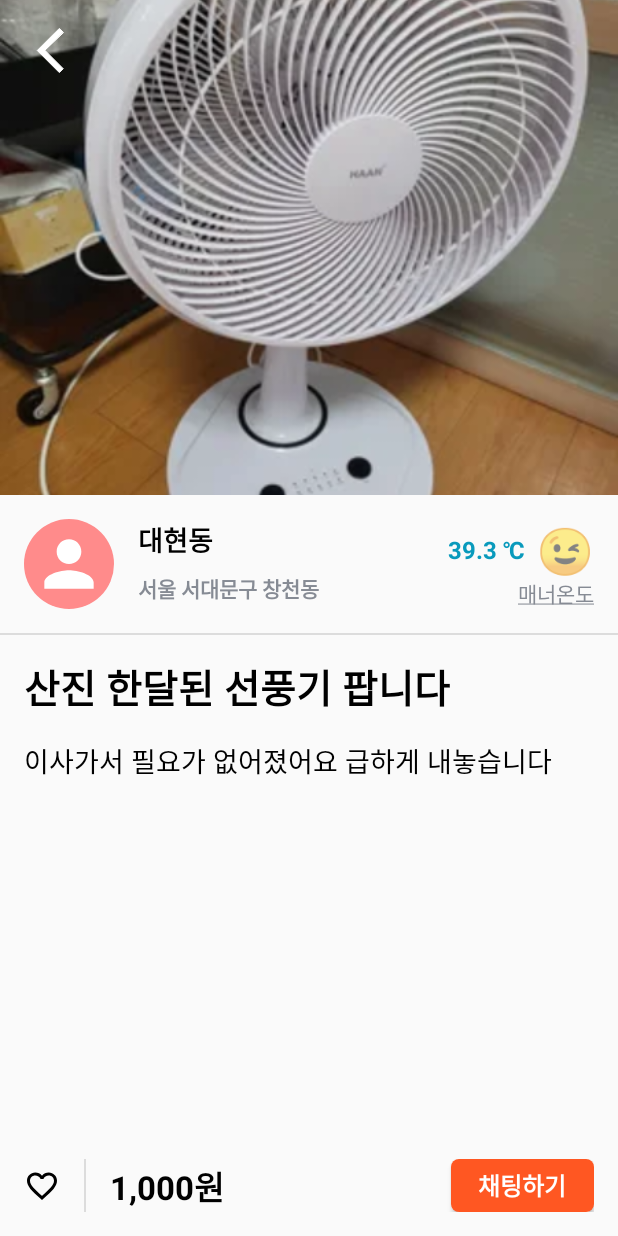
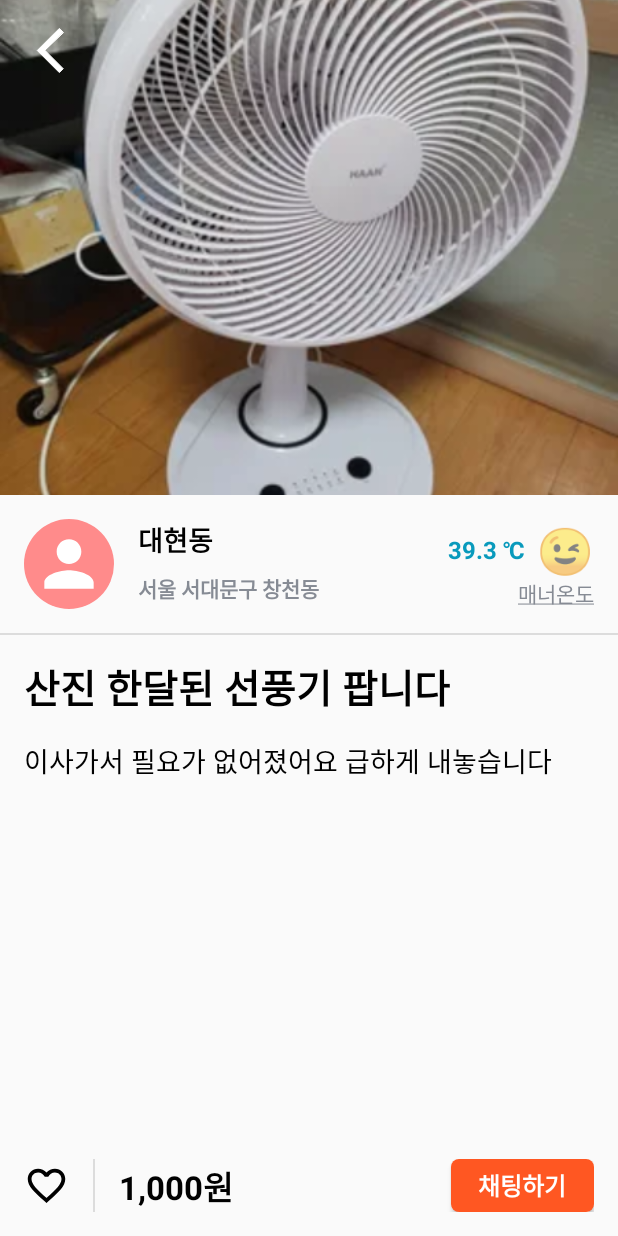
Before and after one commit to IDKOS1/AppleMarket, an Android app: the screen it shows after launch (DetailActivity), after a tap on "산진 한달된 선풍기 팝니다", on a phone screen of 412 x 824 dp. Run offline under Robolectric (Android 15) with nearby library versions, the phone set to English and light mode, and no system bars.

```diff
--- a/app/src/main/java/com/example/applemarket/DetailActivity.kt
+++ b/app/src/main/java/com/example/applemarket/DetailActivity.kt
@@ -1,14 +1,15 @@
 package com.example.applemarket
 
 import android.os.Bundle
+import android.util.Log
 import androidx.activity.enableEdgeToEdge
 import androidx.appcompat.app.AppCompatActivity
 import androidx.core.view.ViewCompat
 import androidx.core.view.WindowInsetsCompat
 import com.example.androidtask.data.Product
+import com.example.applemarket.data.ProductController
 import com.example.applemarket.databinding.ActivityDetailBinding
 import java.text.DecimalFormat
-import java.text.NumberFormat
 
 class DetailActivity : AppCompatActivity() {
     private lateinit var binding: ActivityDetailBinding
@@ -23,20 +24,32 @@ class DetailActivity : AppCompatActivity() {
             insets
         }
 
-        val product: Product? = intent.getParcelableExtra("product")
+        val getProduct = intent.getParcelableExtra<Product>("product")
+        val product: Product? = ProductController.findProductId(getProduct!!.id)
 
-        binding.ivBack.setOnClickListener{
-            finish()
-        }
-
-        if(product != null){
+        if (product != null) {
+            Log.i("isLiked", "${product.isLiked}")
+            Log.i("isLiked", "${product.likes}")
             binding.ivProductImg.setImageResource(product.image)
             binding.tvNickname.text = product.seller
             binding.tvAdress.text = product.address
             binding.tvTitle.text = product.name
             binding.tvContent.text = product.description
+            binding.tbLike.isChecked = product.isLiked
             val decimal = DecimalFormat("#,###")
             binding.tvPrice.text = "${decimal.format(product.price)}원"
         }
+
+        binding.ivBack.setOnClickListener {
+            finish()
+        }
+
+        binding.tbLike.setOnCheckedChangeListener() { _, isChecked ->
+            product!!.let { ProductController.clickedLike(it, isChecked) }
+            Log.i("isLiked", "${product.likes}")
+
+        }
+
+
     }
 }
--- a/app/src/main/java/com/example/applemarket/MainAdapter.kt
+++ b/app/src/main/java/com/example/applemarket/MainAdapter.kt
@@ -1,5 +1,6 @@
 package com.example.applemarket
 
+import android.util.Log
 import android.view.LayoutInflater
 import android.view.View
 import android.view.ViewGroup
@@ -17,9 +18,12 @@ class ProductAdapter(val mItems: MutableList<Product>) : RecyclerView.Adapter<Pr
         fun onClick(view : View, position : Int)
     }
 
+    interface ItemLongClick {
+        fun onLongClick(view : View, position : Int)
+    }
+
     var itemClick : ItemClick? = null
-
-
+    var itemLongClick : ItemLongClick? = null
 
     override fun onCreateViewHolder(parent: ViewGroup, viewType: Int): Holder {
         val binding = ItemProductBinding.inflate(LayoutInflater.from(parent.context), parent, false)
@@ -29,6 +33,10 @@ class ProductAdapter(val mItems: MutableList<Product>) : RecyclerView.Adapter<Pr
     override fun onBindViewHolder(holder: Holder, position: Int) {
         holder.itemView.setOnClickListener {  //클릭이벤트추가부분
             itemClick?.onClick(it, position)
+        }
+        holder.itemView.setOnLongClickListener {
+            itemLongClick?.onLongClick(it, position)
+            true
         }
         val product = ProductController.getProducts()[position]
         val format = DecimalFormat("#,###")
@@ -49,6 +57,12 @@ class ProductAdapter(val mItems: MutableList<Product>) : RecyclerView.Adapter<Pr
         return mItems.size
     }
 
+    fun deleteItem(position: Int) {
+        mItems.removeAt(position)
+        notifyItemRemoved(position)
+        notifyItemRangeChanged(position, mItems.size)
+    }
+
     inner class Holder(binding: ItemProductBinding) : RecyclerView.ViewHolder(binding.root) {
         val productImage = binding.ivProduct
         val title = binding.tvProductTitle
--- a/app/src/main/java/com/example/applemarket/data/Product.kt
+++ b/app/src/main/java/com/example/applemarket/data/Product.kt
@@ -12,7 +12,7 @@ data class Product(
     val seller: String,         // 판매자
     val price: Int,             // 가격
     val address: String,        // 주소
-    var likes: Int,             // 좋아요
-    val chat: Int,              // 채팅
+    var likes: Int,             // 좋아요 수
+    val chat: Int,              // 채팅 수
     var isLiked: Boolean = false// 좋아요 여부
 ) : Parcelable
--- /dev/null
+++ b/app/src/main/res/drawable/ic_heart_color.xml
@@ -0,0 +1,10 @@
+<?xml version="1.0" encoding="utf-8"?>
+<vector xmlns:android="http://schemas.android.com/apk/res/android"
+    android:width="24dp"
+    android:height="24dp"
+    android:viewportWidth="24"
+    android:viewportHeight="24">
+    <path
+        android:fillColor="#FF0000"
+        android:pathData="M16.5,3c-1.74,0 -3.41,0.81 -4.5,2.09C10.91,3.81 9.24,3 7.5,3 4.42,3 2,5.42 2,8.5c0,3.78 3.4,6.86 8.55,11.54L12,21.35l1.45,-1.32C18.6,15.36 22,12.28 22,8.5 22,5.42 19.58,3 16.5,3z"/>
+</vector>
--- /dev/null
+++ b/app/src/main/res/drawable/ic_heart_selector.xml
@@ -0,0 +1,7 @@
+<?xml version="1.0" encoding="utf-8"?>
+<selector xmlns:android="http://schemas.android.com/apk/res/android">
+    <!-- Checked state -->
+    <item android:state_checked="true" android:drawable="@drawable/ic_heart_color" />
+    <!-- Unchecked state -->
+    <item android:state_checked="false" android:drawable="@drawable/ic_heart_empty" />
+</selector>
--- a/app/src/main/res/layout/activity_detail.xml
+++ b/app/src/main/res/layout/activity_detail.xml
@@ -169,11 +169,13 @@
         app:layout_constraintEnd_toEndOf="parent"
         app:layout_constraintStart_toStartOf="parent">
 
-        <ImageView
-            android:id="@+id/iv_like"
-            android:layout_width="wrap_content"
-            android:layout_height="wrap_content"
-            android:src="@drawable/ic_heart"
+        <ToggleButton
+            android:id="@+id/tb_like"
+            android:layout_width="30dp"
+            android:layout_height="30dp"
+            android:background="@drawable/ic_heart_selector"
+            android:textOff=""
+            android:textOn=""
             app:layout_constraintBottom_toBottomOf="parent"
             app:layout_constraintStart_toStartOf="parent"
             app:layout_constraintTop_toTopOf="parent" />
@@ -184,7 +186,7 @@
             android:layout_height="0dp"
             android:layout_marginStart="16dp"
             app:layout_constraintBottom_toBottomOf="parent"
-            app:layout_constraintStart_toEndOf="@id/iv_like"
+            app:layout_constraintStart_toEndOf="@id/tb_like"
             app:layout_constraintTop_toTopOf="parent" />
 
         <TextView
--- a/app/src/main/res/layout/item_product.xml
+++ b/app/src/main/res/layout/item_product.xml
@@ -92,7 +92,7 @@
             android:layout_width="23dp"
             android:layout_height="23dp"
             android:layout_marginStart="5dp"
-            android:src="@drawable/ic_heart"
+            android:src="@drawable/ic_heart_empty"
             app:tint="@color/gray" />
 
         <TextView
```
Also changed, not shown: app/src/main/java/com/example/applemarket/MainActivity.kt (+28 -6 lines), app/src/main/java/com/example/applemarket/data/ProductController.kt (+15 -10 lines), app/src/main/res/drawable/ic_heart_empty.xml (renamed from app/src/main/res/drawable/ic_heart.xml), 1 other file.
